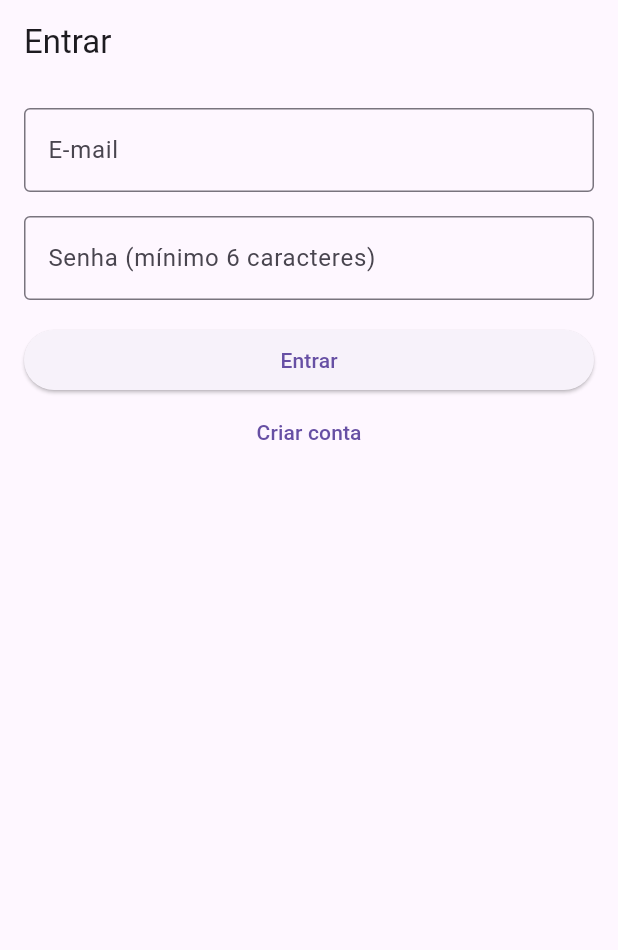
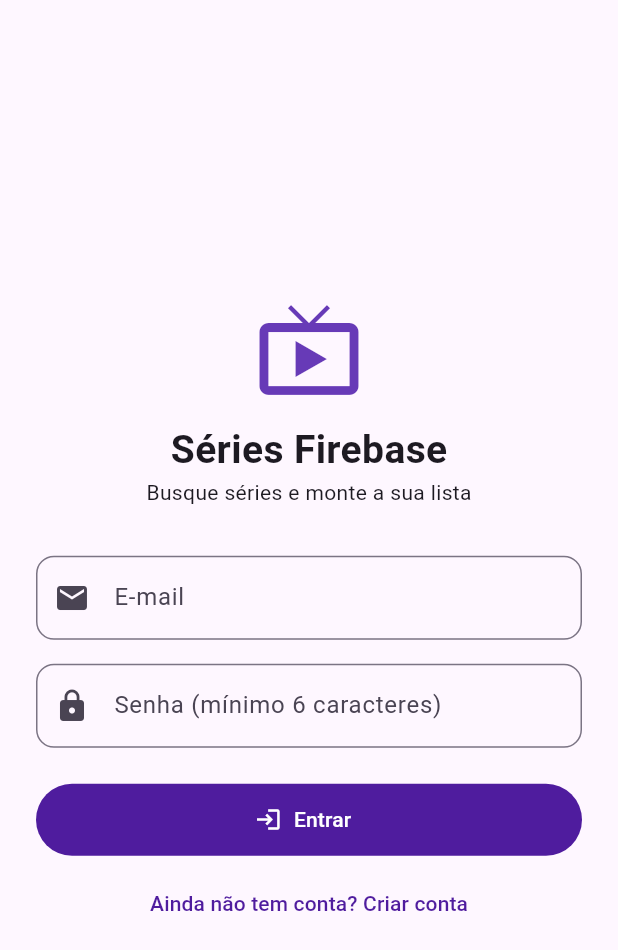
Before and after one commit to BrayanMateus5/series-firebase, a Flutter app: the screen it shows after launch, on a phone screen of 412 x 824 dp. Shown: the top 950 px of the screen. Run offline on Flutter 3.47's test engine with Material 3 defaults, Android fonts, the phone set to English and light mode, and no system bars; our stand-ins replace cloud_firestore, firebase_auth, firebase_core, go_router; accounts and stored records are empty.

Commit message:
style: tema roxo global e nova tela de login

```diff
--- a/lib/main.dart
+++ b/lib/main.dart
@@ -30,6 +30,18 @@
     return MaterialApp.router(
       debugShowCheckedModeBanner: false,
       title: 'Séries',
+      theme: ThemeData(
+        colorScheme: ColorScheme.fromSeed(
+          seedColor: Colors.deepPurple,
+          dynamicSchemeVariant: DynamicSchemeVariant.fidelity,
+        ),
+        useMaterial3: true,
+        appBarTheme: const AppBarTheme(
+          backgroundColor: Colors.deepPurple,
+          foregroundColor: Colors.white,
+          centerTitle: true,
+        ),
+      ),
       routerConfig: router,
     );
   }
--- a/lib/screens/tela_login.dart
+++ b/lib/screens/tela_login.dart
@@ -53,38 +53,64 @@
   @override
   Widget build(BuildContext context) {
     return Scaffold(
-      appBar: AppBar(title: const Text('Entrar')),
-      body: Padding(
-        padding: const EdgeInsets.all(16),
+      body: SafeArea(
+        child: Center(
+          child: SingleChildScrollView(
+            padding: const EdgeInsets.all(24),
+            child: ConstrainedBox(
+              constraints: const BoxConstraints(maxWidth: 400),
               child: Column(
                 children: [
+                  const Icon(Icons.live_tv, size: 72, color: Colors.deepPurple),
+                  const SizedBox(height: 12),
+                  const Text(
+                    'Séries Firebase',
+                    style: TextStyle(fontSize: 26, fontWeight: FontWeight.bold),
+                  ),
+                  const Text('Busque séries e monte a sua lista'),
+                  const SizedBox(height: 32),
                   TextField(
                     controller: _emailController,
                     keyboardType: TextInputType.emailAddress,
-              decoration: const InputDecoration(
+                    decoration: InputDecoration(
                       labelText: 'E-mail',
-                border: OutlineInputBorder(),
+                      prefixIcon: const Icon(Icons.email),
+                      border: OutlineInputBorder(
+                        borderRadius: BorderRadius.circular(12),
+                      ),
                     ),
                   ),
                   const SizedBox(height: 16),
                   TextField(
                     controller: _senhaController,
                     obscureText: true,
-              decoration: const InputDecoration(
+                    decoration: InputDecoration(
                       labelText: 'Senha (mínimo 6 caracteres)',
-                border: OutlineInputBorder(),
+                      prefixIcon: const Icon(Icons.lock),
+                      border: OutlineInputBorder(
+                        borderRadius: BorderRadius.circular(12),
                       ),
                     ),
-            const SizedBox(height: 16),
+                  ),
+                  const SizedBox(height: 24),
                   SizedBox(
                     width: double.infinity,
-              child: ElevatedButton(
+                    height: 48,
+                    child: FilledButton.icon(
                       onPressed: _entrar,
-                child: const Text('Entrar'),
+                      icon: const Icon(Icons.login),
+                      label: const Text('Entrar'),
                     ),
                   ),
-            TextButton(onPressed: _cadastrar, child: const Text('Criar conta')),
+                  const SizedBox(height: 8),
+                  TextButton(
+                    onPressed: _cadastrar,
+                    child: const Text('Ainda não tem conta? Criar conta'),
+                  ),
                 ],
+              ),
+            ),
+          ),
         ),
       ),
     );
```
Lines whose indentation alone changed are shown as unchanged.
